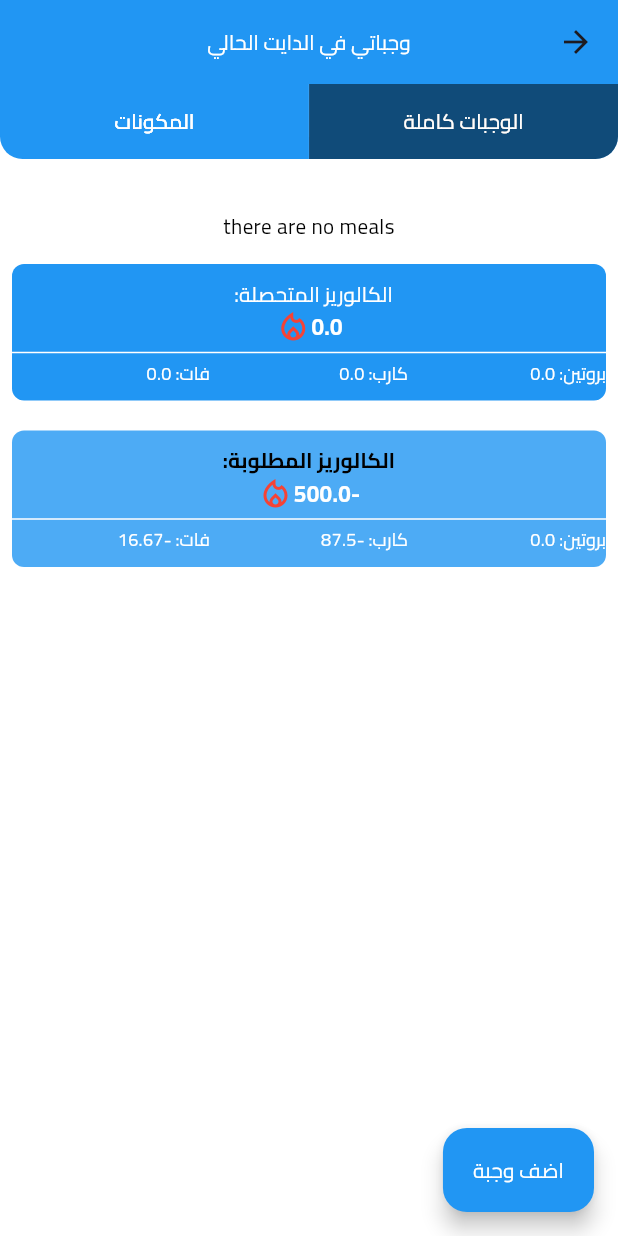
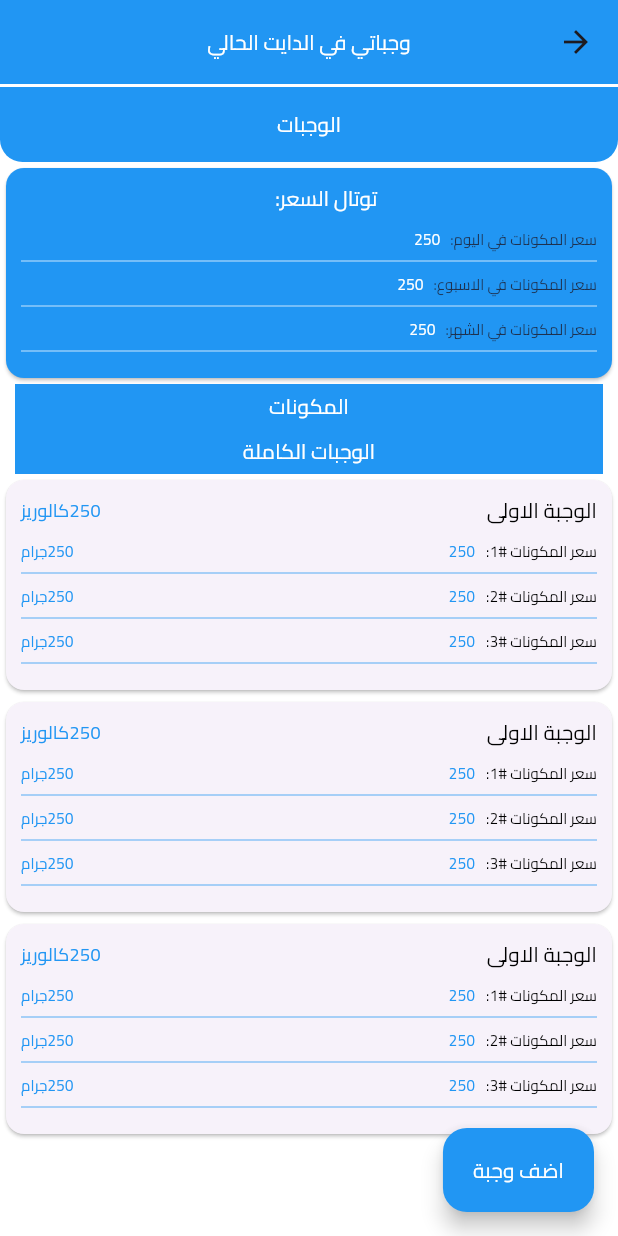
Before and after one commit to MagdiWaleed/Diet-App, a Flutter app: the MyMalesCurrentDietScreen screen opened directly, after a tap on "المكونات", on a phone screen of 412 x 824 dp. Run offline on Flutter 3.47's test engine with Material 3 defaults, Android fonts, the light colour scheme and no system bars; our stand-ins replace cloud_firestore, expandable, faker, firebase_auth, firebase_core, get and 3 more; missing offline and left inert: tflite_flutter; accounts and stored records are empty.

Commit message:
ksoi rfg hk jglsi hsdg

```diff
--- a/lib/page/current_diet/current_diet_screen.dart
+++ b/lib/page/current_diet/current_diet_screen.dart
@@ -502,7 +502,7 @@ class CurrentDietScreen extends StatelessWidget {
                               CustomText(
                                 title: appData
                                     .getUserModel()
-                                    .dailyActive
+                                    .caloriesGoal!
                                     .toPrecision(2)
                                     .toString(),
                                 size: 15,
--- /dev/null
+++ b/lib/page/diet_details/diet_details_screen.dart
@@ -0,0 +1,191 @@
+import 'package:diet_app2/page/diet_details/diet_detials_controller.dart';
+import 'package:diet_app2/page/my_informations/my_males_current_diet/my_males_current_diet_controller.dart';
+import 'package:diet_app2/theme/app_colors.dart';
+import 'package:diet_app2/widget/custom_text.dart';
+import 'package:diet_app2/widget/custom_text_field.dart';
+import 'package:flutter/material.dart';
+import 'package:flutter/rendering.dart';
+import 'package:get/get.dart';
+class DietDetailsScreen extends StatelessWidget {
+   DietDetailsScreen({super.key});
+  final myDietController = Get.put(MyMalesCurrentDietController());
+
+  @override
+  Widget build(BuildContext context) {
+
+    return SingleChildScrollView(
+      scrollDirection: Axis.vertical,
+      child: Column(children: [
+          Divider(thickness: 1,
+                      height: 2,
+                      color: Colors.white,),
+         Row(
+                        children: [
+                          Expanded(
+                            child:  GestureDetector(
+                              onTap: () {
+                                  myDietController.changeToMales();
+                              },
+                              child: Container(
+                                alignment: Alignment.center,
+                                padding: EdgeInsets.symmetric(vertical: 15),
+                                decoration: BoxDecoration(
+                                    color: AppColors.buttonColor,
+                                    borderRadius: BorderRadius.only(
+                                        bottomLeft: Radius.circular(15),
+                                        bottomRight: Radius.circular(15))),
+                                child: CustomText(title: "الوجبات"),
+                              ),
+                            ),
+                          ),
+                        ],
+                      ),
+
+                    GetBuilder<DietDetialsController>(
+                      init: DietDetialsController(),
+                      builder: (controller ) =>
+                      Column(
+                        crossAxisAlignment: CrossAxisAlignment.stretch,
+                        children: [
+
+                        for (int i = -2; i < controller.compoenent_names.length;i++)
+                          if (i==-2)
+                            Card(
+                              color: AppColors.buttonColor,
+                                  child: Container(
+                                    padding:EdgeInsets.all(10),
+
+                                    child: Column(
+                                      crossAxisAlignment: CrossAxisAlignment.start,
+                                      children: [
+                                        Row(
+                                          mainAxisAlignment: MainAxisAlignment.center,
+                                          children:[
+                                          CustomText(title: "توتال السعر: ",color: Colors.white,),
+                                          SizedBox(width: 20),
+                                         ]),
+                                        SizedBox(height: 10,),
+                                        Row(
+                                          children: [
+                                              CustomText(title: "سعر المكونات في اليوم:   ",color: Color.fromARGB(255, 30, 50, 80) ,size: 10,)
+                                             , CustomText(title: "250",color: Colors.white,size: 10,)
+                                        ],
+                                        ),
+                                        Divider(thickness: 0.5,color: Colors.white,)
+                                       ,Row(
+                                          children: [
+                                              CustomText(title: "سعر المكونات في الاسبوع:   ",color: Color.fromARGB(255, 30, 50, 80) ,size: 10,)
+                                             , CustomText(title: "250",color: Colors.white,size: 10,)
+                                        ],
+                                        ), Divider(thickness: 0.5,color: Colors.white,)
+                                       ,Row(
+                                          children: [
+                                              CustomText(title: "سعر المكونات في الشهر:   ",color: Color.fromARGB(255, 30, 50, 80) ,size: 10,)
+                                             , CustomText(title: "250",color: Colors.white,size: 10,)
+                                        ],
+                                        ),Divider(thickness: 0.5,color: Colors.white,)
+                                      ],
+                                    ),
+                                  ),)
+                                  else if(i==-1)
+                                  Container(color: AppColors.buttonColor,height: 30,width: double.infinity,margin: EdgeInsets.symmetric(horizontal: 10),
+                                  child: Center(child: CustomText(title: "المكونات")),)
+                                  else
+                               Card(
+                                  child: Container(
+                                    padding:EdgeInsets.all(10),
+
+                                    child: Column(
+                                      crossAxisAlignment: CrossAxisAlignment.start,
+                                      children: [
+                                        Row(children:[
+                                          CustomText(title: "النسبة بعد الطبخ: ",size:11,color: Colors.black,),
+                                          SizedBox(width: 2),
+                                          Container(
+
+                                            width: 60,
+                                            height: 30,
+                                            child: CustomTextField(title: "ج",controller: controller.portionControllers[i],)),
+                                            SizedBox(width: 50),
+                                           CustomText(
+                                            title: controller.compoenent_names[i],
+                                            color: AppColors.buttonColor,
+                                            ),
+                                            Spacer(),
+                                          CustomText(title: controller.component_weights[i].toPrecision(2).toString(),color: AppColors.buttonColor,size: 12,),
+                                          CustomText(title: "جرام",color: AppColors.buttonColor,size: 12,)
+                                        ]),
+                                        SizedBox(height: 10,),
+                                        Row(
+                                          children: [
+                                              CustomText(title: "سعر المكونات في اليوم:   ",color: const Color.fromARGB(255, 0, 0, 0) ,size: 10,)
+                                             , CustomText(title: controller.getComponentDetails(i).getPriceForDay().toString(),color: AppColors.buttonColor,size: 10,)
+                                        ],
+                                        ),
+                                        Divider(thickness: 0.5,color: AppColors.buttonColor,)
+                                       ,Row(
+                                          children: [
+                                              CustomText(title: "سعر المكونات في الاسبوع:   ",color: const Color.fromARGB(255, 0, 0, 0) ,size: 10,)
+                                             , CustomText(title: controller.getComponentDetails(i).getPriceForWeek().toString(),color: AppColors.buttonColor,size: 10,)
+                                        ],
+                                        ), Divider(thickness: 0.5,color: AppColors.buttonColor,)
+                                       ,Row(
+                                          children: [
+                                              CustomText(title: "سعر المكونات في الشهر:   ",color: const Color.fromARGB(255, 0, 0, 0) ,size: 10,)
+                                             , CustomText(title: controller.getComponentDetails(i).getPriceForMonth().toString(),color: AppColors.buttonColor,size: 10,)
+                                        ],
+                                        ),
+                                        Divider(thickness: 0.5,color: AppColors.buttonColor,),
+                                        Row(
+                                          children: [
+                                            CustomText(title: "السعر:   ",color:Colors.black),
+                                                Container(
+                                              height: 30,
+                                              width: 280,
+                                              child: CustomTextField(title: "",controller: controller.priceControllers[i],)),
+                                          ],
+                                        ),
+                                        Divider(thickness: 0.5,color: AppColors.buttonColor,)
+                                      ],
+                                    ),
+                                  ),),
+                                   Container(color: AppColors.buttonColor,height: 30,width: double.infinity,margin: EdgeInsets.symmetric(horizontal: 10),
+                                  child: Center(child: CustomText(title: "الوجبات الكاملة")),)
+                                 , for(int i =0;i<3;i++)
+                                   Card(
+                                  child: Container(
+                                    padding:EdgeInsets.all(10),
+
+                                    child: Column(
+                                      crossAxisAlignment: CrossAxisAlignment.start,
+                                      children: [
+                                        Row(children:[
+                                          CustomText(title: "الوجبة الاولى ",color: Colors.black,),
+                                          SizedBox(width: 20),
+
+                                            Spacer(),
+                                          CustomText(title: "250",color: AppColors.buttonColor,size: 12,),
+                                          CustomText(title: "كالوريز",color: AppColors.buttonColor,size: 12,)
+                                        ]),
+                                        SizedBox(height: 10,),
+                                        for(int j=0;j<3;j++)
+                                        Column(
+                                          children: [
+                                            Row(
+                                          children: [
+                                              CustomText(title: "سعر المكونات #${j+1}:   ",color: const Color.fromARGB(255, 0, 0, 0) ,size: 10,)
+                                             , CustomText(title: "250",color: AppColors.buttonColor,size: 10,)
+                                      ,Spacer(),
+                                             CustomText(title: "250",color: AppColors.buttonColor,size: 10,)
+                                             ,  CustomText(title: "جرام",color: AppColors.buttonColor ,size: 10,)
+                                       ],
+                                        ),Divider(thickness: 0.5,color: AppColors.buttonColor,)
+                                      ],
+                                    ),]
+                                  ),),
+
+                    ),],),)
+      ,SizedBox(height: 80,)],),
+    );
+  }
+}
--- /dev/null
+++ b/lib/page/diet_details/diet_detials_controller.dart
@@ -0,0 +1,76 @@
+import 'package:cloud_firestore/cloud_firestore.dart';
+import 'package:diet_app2/appData.dart';
+import 'package:diet_app2/model/complete_male_model.dart';
+import 'package:diet_app2/page/my_informations/my_males_current_diet/my_males_current_diet_controller.dart';
+import 'package:diet_app2/page/single_male_screen/single_male_model.dart';
+import 'package:flutter/material.dart';
+import 'package:get/get.dart';
+
+class DietDetialsController extends GetxController{
+  // final  MyMalesCurrentDietController currentDietController;
+  //  DietDetialsController({required this.currentDietController});
+final List<TextEditingController> priceControllers= [];
+final List<TextEditingController> portionControllers= [];
+List<String>compoenent_names=[];
+List<double> component_weights=[];
+Map<String,double> component_details = {};
+@override
+  void onInit() {
+
+    for (CompleteMaleModel completeMeal in appData.getUserModel().myDietMales)
+        for (SingleMaleModel singleMaleModel in completeMeal.components){
+              if (compoenent_names.contains(singleMaleModel.name)){
+                  final int index =compoenent_names.indexOf(singleMaleModel.name);
+                  component_weights[index]+= singleMaleModel.weight;
+                  }
+              else{
+               compoenent_names.add(singleMaleModel.name);
+              component_weights.add(singleMaleModel.weight);
+              priceControllers.add(TextEditingController());
+              portionControllers.add(TextEditingController());
+              }
+          }
+    for(int i = 0 ; i <compoenent_names.length;i++){
+        priceControllers[i].text = "30.0";
+        portionControllers[i].text = "1";
+
+      component_details[compoenent_names[i]]= component_weights[i];
+    }
+    update();
+
+    super.onInit();
+  }
+
+PriceName getComponentDetails(int i){
+    final double price = double.parse(priceControllers[i].text).toPrecision(2);
+    final PriceName component = PriceName(name:
+     compoenent_names[i],price:
+      double.parse(priceControllers[i].text).toPrecision(2),
+    weight: component_weights[i].toPrecision(2));
+
+    return component;
+
+    }
+
+}
+
+
+
+
+
+class PriceName{
+  final double price;
+  final String name;
+  final double weight;
+  PriceName({required this.price, required this.name, required this.weight});
+
+  double getPriceForDay(){
+    return (price*(weight/1000)).toPrecision(2);
+  }
+  double getPriceForWeek(){
+    return (price*(weight/1000)*7).toPrecision(2);
+  }
+  double getPriceForMonth(){
+    return (price*(weight/1000)*30).toPrecision(2);
+  }
+}
--- a/lib/page/my_informations/my_males_current_diet/my_males_current_diet_controller.dart
+++ b/lib/page/my_informations/my_males_current_diet/my_males_current_diet_controller.dart
@@ -38,6 +38,7 @@ class MyMalesCurrentDietController extends GetxController {
   }
 
   void changeToComponent() {
+    print("hi");
     pageController.nextPage(
         duration: Duration(milliseconds: 5), curve: Curves.linear);
     update();
--- a/lib/page/my_informations/my_males_current_diet/my_males_current_diet_screen.dart
+++ b/lib/page/my_informations/my_males_current_diet/my_males_current_diet_screen.dart
@@ -1,5 +1,6 @@
 import 'package:diet_app2/appData.dart';
 import 'package:diet_app2/page/add_complete_meal/add_complete_meal_screen.dart';
+import 'package:diet_app2/page/diet_details/diet_details_screen.dart';
 import 'package:diet_app2/page/my_informations/my_males_current_diet/complete_male/complete_male_screen.dart';
 import 'package:diet_app2/page/my_informations/my_males_current_diet/my_males_current_diet_controller.dart';
 import 'package:diet_app2/service/user_service.dart';
@@ -29,68 +30,32 @@ class MyMalesCurrentDietScreen extends StatelessWidget {
               onRefresh: () async {
                 controller.update();
               },
-              child: ListView(
+              child: PageView(
+                controller: controller.pageController,
+                children:[
+                  ListView(
                   children: [
-                  Stack(
-                    children: [
+                    Divider(thickness: 1,
+                    height: 2,
+                    color: Colors.white,),
                     Row(
                       children: [
                         Expanded(
+                          child:  GestureDetector(
+                            onTap: () {
+                                controller.changeToComponent();
+                            },
                             child: Container(
                               alignment: Alignment.center,
                               padding: EdgeInsets.symmetric(vertical: 15),
                               decoration: BoxDecoration(
                                   color: AppColors.buttonColor,
                                   borderRadius: BorderRadius.only(
+                                      bottomLeft: Radius.circular(15),
                                       bottomRight: Radius.circular(15))),
-                              child: CustomText(title: "الوجبات كاملة"),
-                            ),
-                          ),
-                          SizedBox(width: 0.1),
-                          Expanded(
-                            child: Container(
-                              alignment: Alignment.center,
-                              padding: EdgeInsets.symmetric(vertical: 15),
-                              decoration: BoxDecoration(
-                                  color: AppColors.buttonColor,
-                                  borderRadius: BorderRadius.only(
-                                      bottomLeft: Radius.circular(15))),
                               child: CustomText(title: "المكونات"),
                             ),
                           ),
-                        ],
-                      ),
-                      Row(
-                        children: [
-                          Expanded(
-                            child: Container(
-                              alignment: Alignment.center,
-                              padding: EdgeInsets.symmetric(vertical: 15),
-                              decoration: BoxDecoration(
-                                  color: Colors.transparent.withOpacity(0.5),
-                                  borderRadius: BorderRadius.only(
-                                      bottomRight: Radius.circular(15))),
-                              child: CustomText(title: "الوجبات كاملة"),
-                            ),
-                          ),
-                          SizedBox(width: 0.1),
-                          Expanded(
-                            child: GestureDetector(
-                              onTap: () {
-                                //   controller.changeToComponent();
-                              },
-                              child: Container(
-                                alignment: Alignment.center,
-                                padding: EdgeInsets.symmetric(vertical: 15),
-                                decoration: BoxDecoration(
-                                    color: Colors.transparent.withOpacity(0),
-                                    borderRadius: BorderRadius.only(
-                                        bottomLeft: Radius.circular(15))),
-                                child: CustomText(title: "المكونات"),
-                              ),
-                            ),
-                          ),
-                        ],
                         ),
                       ],
                     ),
@@ -297,6 +262,8 @@ class MyMalesCurrentDietScreen extends StatelessWidget {
                     SizedBox(height: 50),
                   ],
                 ),
+                DietDetailsScreen(),
+             ], ),
             );
           }),
       floatingActionButton: FloatingActionButton.extended(
--- a/lib/widget/custom_text_field.dart
+++ b/lib/widget/custom_text_field.dart
@@ -23,12 +23,16 @@ class CustomTextField extends StatelessWidget {
         ),
       ),
       child: TextField(
+
         controller: controller,
         style: TextStyle(
             color: Colors.white,
             fontFamily: "Cairo",
-            fontWeight: FontWeight.bold),
+            fontSize: 11),
+        cursorHeight: 10,
+        cursorColor: Colors.white,
         decoration: InputDecoration(
+          contentPadding: EdgeInsets.zero,
           border: OutlineInputBorder(
             borderRadius: BorderRadius.circular(8),
             borderSide: BorderSide(color: Colors.black, width: 0.5),
```
Lines whose indentation alone changed are shown as unchanged.
